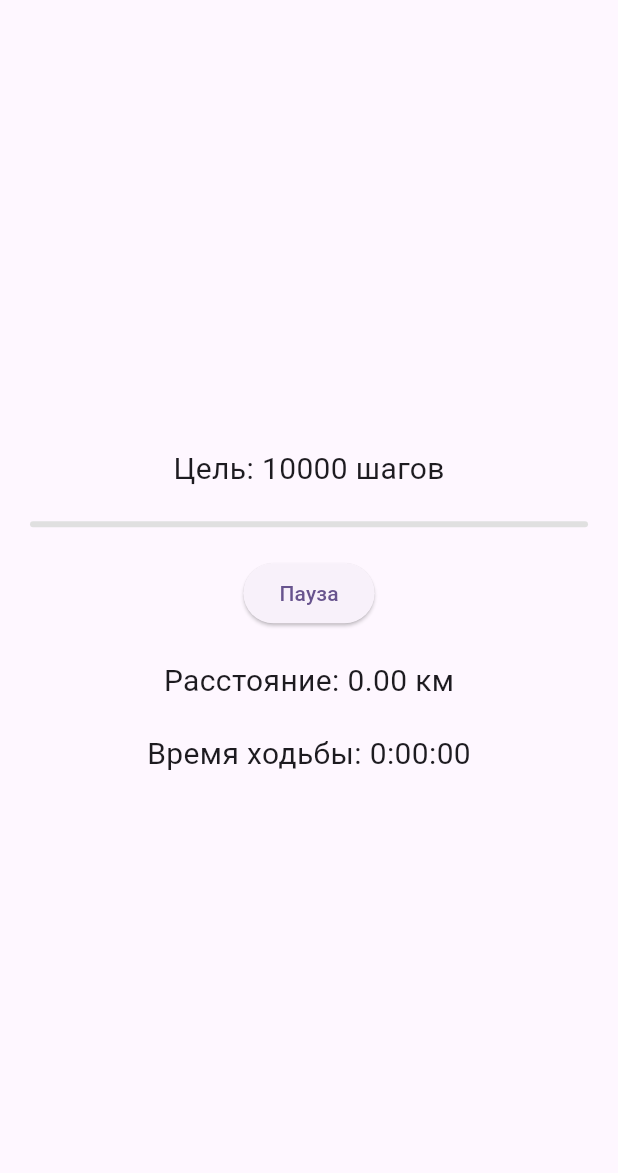
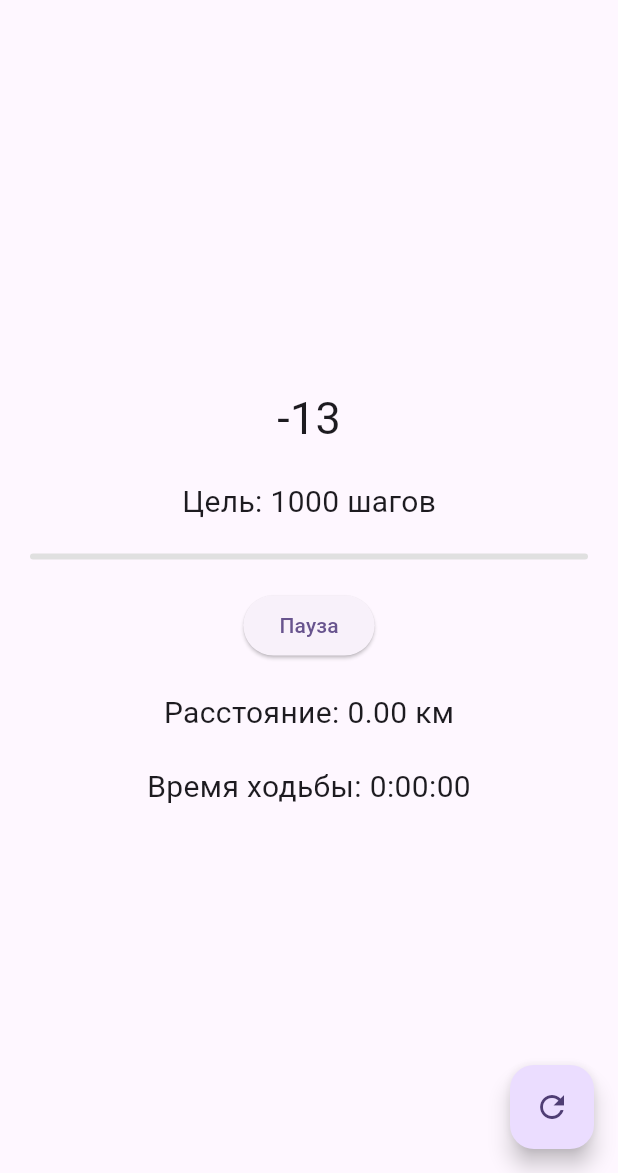
Before and after one commit to VeronikaTsitser/stepper, a Flutter app: the screen it shows after launch, after a tap on "Пауза", on a phone screen of 412 x 824 dp, the part 63-1236 px from its top. Run offline on Flutter 3.47's test engine with Material 3 defaults, Android fonts, the phone set to English and light mode, and no system bars; our stand-ins replace flutter_bloc, freezed_annotation, pedometer, permission_handler, shared_preferences.

Commit message:
изменилась логика расчета шагов

```diff
--- a/lib/features/stepper/presentation/stepper_home_screen.dart
+++ b/lib/features/stepper/presentation/stepper_home_screen.dart
@@ -1,8 +1,12 @@
 import 'dart:async';
 
 import 'package:flutter/material.dart';
+import 'package:flutter_bloc/flutter_bloc.dart';
 import 'package:pedometer/pedometer.dart';
 import 'package:permission_handler/permission_handler.dart';
+import 'package:shared_preferences/shared_preferences.dart';
+import 'package:stepper/features/stepper/domain/models/step_model.dart';
+import 'package:stepper/features/stepper/logic/bloc/stepper_bloc.dart';
 
 class StepperHomeScreen extends StatefulWidget {
   const StepperHomeScreen({super.key});
@@ -12,12 +16,29 @@ class StepperHomeScreen extends StatefulWidget {
 }
 
 class _StepperHomeScreenState extends State<StepperHomeScreen> {
-  final int _stepGoal = 10000; // Цель по шагам
+  final int _stepGoal = 1000; // Цель по шагам
   final bool _isPaused = false; // Состояние паузы
   final double _distance = 0.0; // Пройденное расстояние в км
-  final Duration _walkingTime = const Duration(); // Общее время ходьбы
+  // ignore: prefer_final_fields
+  Duration _walkingTime = Duration.zero; // Общее время ходьбы
   StreamSubscription<StepCount>? _subscription;
-  String _stepCountValue = '0';
+
+  bool _isInitialized = false;
+
+  void onStepCount(StepCount event) async {
+    int steps = event.steps;
+    if (_isInitialized == true) {
+      return;
+    } else {
+      final state = context.read<StepperBloc>().state;
+      if (state.allSteps.isEmpty) {
+        context.read<StepperBloc>().add(StepperEvent.toggleTracking(steps: steps));
+      }
+      _isInitialized = true;
+    }
+  }
+
+  void onPedestrianStatusChanged(PedestrianStatus event) {}
 
   @override
   void initState() {
@@ -29,10 +50,9 @@ class _StepperHomeScreenState extends State<StepperHomeScreen> {
     final status = await Permission.activityRecognition.request();
     if (status == PermissionStatus.granted) {
       print("Permission granted");
-      startListening(); // Запустить слежение за шагами
+      startListening();
     } else {
       print("Permission denied");
-      // Обработка отказа в предоставлении разрешения
     }
   }
 
@@ -45,15 +65,8 @@ class _StepperHomeScreenState extends State<StepperHomeScreen> {
     );
   }
 
-  void onStepCount(StepCount event) {}
-
-  void pauseResumeTracking() {}
-
   void onStepCountError(error) {
     print('Failed to get step count: $error');
-    setState(() {
-      _stepCountValue = 'Step Count not available';
-    });
   }
 
   void onStepCountDone() {
@@ -69,21 +82,38 @@ class _StepperHomeScreenState extends State<StepperHomeScreen> {
   @override
   Widget build(BuildContext context) {
     return Scaffold(
+      floatingActionButton: FloatingActionButton(
+        onPressed: () async {
+          final prefs = await SharedPreferences.getInstance();
+          prefs.clear();
+        },
+        child: const Icon(Icons.refresh),
+      ),
       appBar: AppBar(
         title: const Text('My Stepper'),
       ),
       body: Center(
-        child: Column(
+        child: BlocBuilder<StepperBloc, StepperState>(
+          builder: (context, state) {
+            return StreamBuilder<StepCount>(
+                stream: Pedometer.stepCountStream,
+                builder: (context, snapshot) {
+                  if (snapshot.hasError) {
+                    return Text('Error: ${snapshot.error}');
+                  }
+
+                  int steps = getSteps(state.allSteps, snapshot.data?.steps ?? 0);
+                  return Column(
                     mainAxisAlignment: MainAxisAlignment.center,
-          children: <Widget>[
-            // Text('Шаги: ${_isPaused ? _lastStepsBeforePause : _stepCountValue}', style: const TextStyle(fontSize: 30)),
+                    children: [
+                      Text('$steps', style: const TextStyle(fontSize: 30)),
                       const SizedBox(height: 20),
                       Text('Цель: $_stepGoal шагов', style: const TextStyle(fontSize: 20)),
                       const SizedBox(height: 20),
                       Padding(
                         padding: const EdgeInsets.symmetric(horizontal: 20),
                         child: LinearProgressIndicator(
-                value: int.parse(_stepCountValue) / _stepGoal,
+                          value: steps / _stepGoal,
                           backgroundColor: Colors.grey[300],
                           borderRadius: BorderRadius.circular(10),
                           valueColor: const AlwaysStoppedAnimation<Color>(Colors.green),
@@ -91,7 +121,7 @@ class _StepperHomeScreenState extends State<StepperHomeScreen> {
                       ),
                       const SizedBox(height: 20),
                       ElevatedButton(
-              onPressed: pauseResumeTracking,
+                        onPressed: () => context.read<StepperBloc>().add(StepperEvent.toggleTracking(steps: steps)),
                         child: Text(_isPaused ? 'Возобновить' : 'Пауза'),
                       ),
                       const SizedBox(height: 20),
@@ -99,6 +129,9 @@ class _StepperHomeScreenState extends State<StepperHomeScreen> {
                       const SizedBox(height: 20),
                       Text('Время ходьбы: ${formatDuration(_walkingTime)}', style: const TextStyle(fontSize: 20)),
                     ],
+                  );
+                });
+          },
         ),
       ),
     );
@@ -108,3 +141,24 @@ class _StepperHomeScreenState extends State<StepperHomeScreen> {
     return d.toString().split('.').first;
   }
 }
+
+int getSteps(List<StepModel> allSteps, int step) {
+  if (allSteps.isEmpty) {
+    return 13;
+  }
+  List<StepModel> sortedSteps = [...allSteps];
+  sortedSteps.sort((a, b) => a.date.compareTo(b.date));
+  int steps = 0;
+  if (sortedSteps.length == 1) {
+    steps += step - sortedSteps.first.step;
+  }
+  for (int i = 0; i < sortedSteps.length - 1; i++) {
+    if (sortedSteps[i].isPaused == false) {
+      steps += sortedSteps[i + 1].step - sortedSteps[i].step;
+    }
+  }
+  if (sortedSteps.last.isPaused == true) {
+    steps += step - sortedSteps.last.step;
+  }
+  return steps;
+}
--- a/lib/main.dart
+++ b/lib/main.dart
@@ -1,4 +1,7 @@
 import 'package:flutter/material.dart';
+import 'package:flutter_bloc/flutter_bloc.dart';
+import 'package:stepper/features/stepper/data/stepper_repository_impl.dart';
+import 'package:stepper/features/stepper/logic/bloc/stepper_bloc.dart';
 import 'package:stepper/features/stepper/presentation/stepper_home_screen.dart';
 
 void main() {
@@ -15,7 +18,13 @@ class StepperApp extends StatelessWidget {
         colorScheme: ColorScheme.fromSeed(seedColor: Colors.deepPurple),
         useMaterial3: true,
       ),
-      home: const StepperHomeScreen(),
+      home: RepositoryProvider(
+        create: (context) => StepperRepositoryImpl(),
+        child: BlocProvider(
+          create: (context) => StepperBloc(context.read<StepperRepositoryImpl>()),
+          child: const StepperHomeScreen(),
+        ),
+      ),
     );
   }
 }
```
Lines whose indentation alone changed are shown as unchanged.
